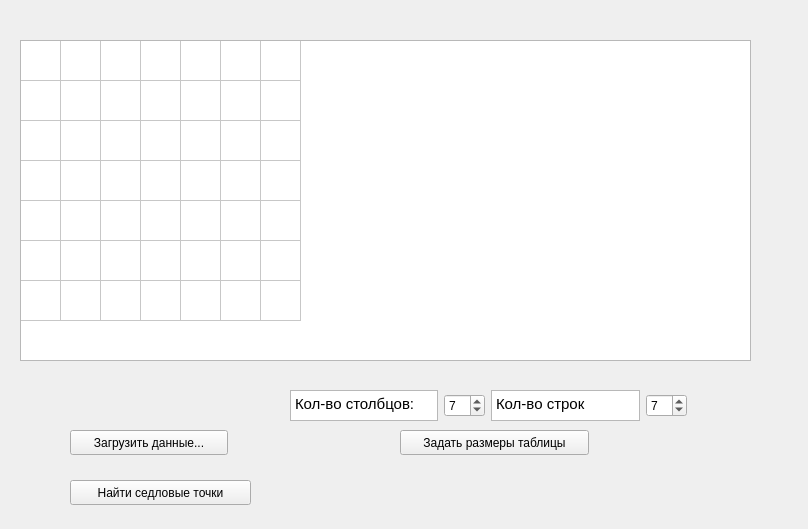
Above: app.ui from lizatish/GameTheory before the change. Below: the same form after it.
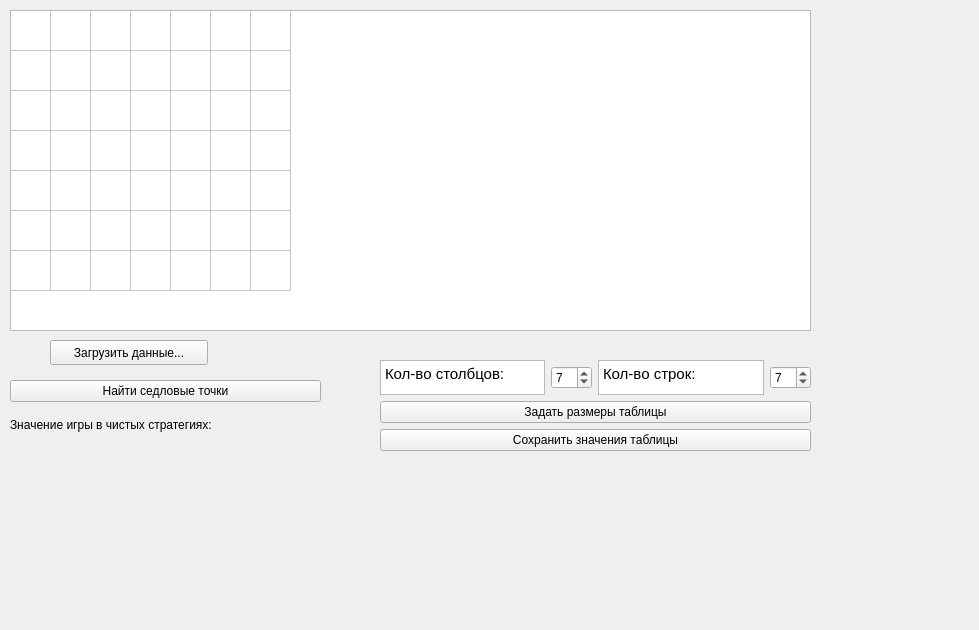
That is the form after the change.

Commit message: Добавление расчета значения в чистых стратегиях

Patch:
```diff
--- a/app.ui
+++ b/app.ui
@@ -9,8 +9,8 @@
    <rect>
     <x>0</x>
     <y>0</y>
-    <width>808</width>
-    <height>529</height>
+    <width>979</width>
+    <height>630</height>
    </rect>
   </property>
   <property name="sizePolicy">
@@ -22,78 +22,11 @@
   <property name="windowTitle">
    <string>Form</string>
   </property>
-  <widget class="QWidget" name="gridLayoutWidget_2">
-   <property name="geometry">
-    <rect>
-     <x>290</x>
-     <y>390</y>
-     <width>397</width>
-     <height>31</height>
-    </rect>
-   </property>
-   <layout class="QGridLayout" name="gridLayout_2">
-    <item row="0" column="3">
-     <widget class="QSpinBox" name="spinBox_2">
-      <property name="minimum">
-       <number>1</number>
-      </property>
-      <property name="value">
-       <number>7</number>
-      </property>
-     </widget>
-    </item>
-    <item row="0" column="2">
-     <widget class="QTextBrowser" name="textBrowser_2">
-      <property name="html">
-       <string>&lt;!DOCTYPE HTML PUBLIC &quot;-//W3C//DTD HTML 4.0//EN&quot; &quot;http://www.w3.org/TR/REC-html40/strict.dtd&quot;&gt;
-&lt;html&gt;&lt;head&gt;&lt;meta name=&quot;qrichtext&quot; content=&quot;1&quot; /&gt;&lt;style type=&quot;text/css&quot;&gt;
-p, li { white-space: pre-wrap; }
-&lt;/style&gt;&lt;/head&gt;&lt;body style=&quot; font-family:'Ubuntu'; font-size:11pt; font-weight:400; font-style:normal;&quot;&gt;
-&lt;p style=&quot; margin-top:0px; margin-bottom:0px; margin-left:0px; margin-right:0px; -qt-block-indent:0; text-indent:0px;&quot;&gt;Кол-во строк&lt;/p&gt;&lt;/body&gt;&lt;/html&gt;</string>
-      </property>
-     </widget>
-    </item>
-    <item row="0" column="1">
-     <widget class="QSpinBox" name="spinBox">
-      <property name="minimum">
-       <number>1</number>
-      </property>
-      <property name="value">
-       <number>7</number>
-      </property>
-     </widget>
-    </item>
-    <item row="0" column="0">
-     <widget class="QTextBrowser" name="textBrowser">
-      <property name="html">
-       <string>&lt;!DOCTYPE HTML PUBLIC &quot;-//W3C//DTD HTML 4.0//EN&quot; &quot;http://www.w3.org/TR/REC-html40/strict.dtd&quot;&gt;
-&lt;html&gt;&lt;head&gt;&lt;meta name=&quot;qrichtext&quot; content=&quot;1&quot; /&gt;&lt;style type=&quot;text/css&quot;&gt;
-p, li { white-space: pre-wrap; }
-&lt;/style&gt;&lt;/head&gt;&lt;body style=&quot; font-family:'Ubuntu'; font-size:11pt; font-weight:400; font-style:normal;&quot;&gt;
-&lt;p style=&quot; margin-top:0px; margin-bottom:0px; margin-left:0px; margin-right:0px; -qt-block-indent:0; text-indent:0px;&quot;&gt;Кол-во столбцов:&lt;/p&gt;&lt;/body&gt;&lt;/html&gt;</string>
-      </property>
-     </widget>
-    </item>
-   </layout>
-  </widget>
-  <widget class="QPushButton" name="changeTableSizeButton">
-   <property name="geometry">
-    <rect>
-     <x>400</x>
-     <y>430</y>
-     <width>189</width>
-     <height>25</height>
-    </rect>
-   </property>
-   <property name="text">
-    <string>Задать размеры таблицы</string>
-   </property>
-  </widget>
   <widget class="QPushButton" name="loadDataButton">
    <property name="geometry">
     <rect>
-     <x>70</x>
-     <y>430</y>
+     <x>50</x>
+     <y>340</y>
      <width>158</width>
      <height>25</height>
     </rect>
@@ -105,9 +38,9 @@
   <widget class="QTableWidget" name="table">
    <property name="geometry">
     <rect>
-     <x>20</x>
-     <y>40</y>
-     <width>731</width>
+     <x>10</x>
+     <y>10</y>
+     <width>801</width>
      <height>321</height>
     </rect>
    </property>
@@ -156,18 +89,114 @@
    <column/>
    <column/>
   </widget>
-  <widget class="QPushButton" name="findSaddlePointsButton">
+  <widget class="QWidget" name="gridLayoutWidget_3">
    <property name="geometry">
     <rect>
-     <x>70</x>
-     <y>480</y>
-     <width>181</width>
-     <height>25</height>
+     <x>10</x>
+     <y>380</y>
+     <width>311</width>
+     <height>61</height>
     </rect>
    </property>
-   <property name="text">
-    <string>Найти седловые точки</string>
+   <layout class="QGridLayout" name="gridLayout_3">
+    <item row="1" column="0">
+     <layout class="QGridLayout" name="gridLayout">
+      <item row="0" column="1">
+       <widget class="QLabel" name="win_value_on_clean_strategy">
+        <property name="text">
+         <string/>
+        </property>
+       </widget>
+      </item>
+      <item row="0" column="0">
+       <widget class="QLabel" name="label">
+        <property name="text">
+         <string>Значение игры в чистых стратегиях: </string>
+        </property>
+       </widget>
+      </item>
+     </layout>
+    </item>
+    <item row="0" column="0">
+     <widget class="QPushButton" name="findSaddlePointsButton">
+      <property name="text">
+       <string>Найти седловые точки</string>
+      </property>
+     </widget>
+    </item>
+   </layout>
+  </widget>
+  <widget class="QWidget" name="gridLayoutWidget_4">
+   <property name="geometry">
+    <rect>
+     <x>380</x>
+     <y>360</y>
+     <width>431</width>
+     <height>91</height>
+    </rect>
    </property>
+   <layout class="QGridLayout" name="gridLayout_4">
+    <item row="2" column="0">
+     <widget class="QPushButton" name="saveTableValuesButton">
+      <property name="text">
+       <string>Сохранить значения таблицы</string>
+      </property>
+     </widget>
+    </item>
+    <item row="0" column="0">
+     <layout class="QGridLayout" name="gridLayout_2">
+      <item row="0" column="3">
+       <widget class="QSpinBox" name="spinBox_2">
+        <property name="minimum">
+         <number>1</number>
+        </property>
+        <property name="value">
+         <number>7</number>
+        </property>
+       </widget>
+      </item>
+      <item row="0" column="2">
+       <widget class="QTextBrowser" name="textBrowser_2">
+        <property name="html">
+         <string>&lt;!DOCTYPE HTML PUBLIC &quot;-//W3C//DTD HTML 4.0//EN&quot; &quot;http://www.w3.org/TR/REC-html40/strict.dtd&quot;&gt;
+&lt;html&gt;&lt;head&gt;&lt;meta name=&quot;qrichtext&quot; content=&quot;1&quot; /&gt;&lt;style type=&quot;text/css&quot;&gt;
+p, li { white-space: pre-wrap; }
+&lt;/style&gt;&lt;/head&gt;&lt;body style=&quot; font-family:'Ubuntu'; font-size:11pt; font-weight:400; font-style:normal;&quot;&gt;
+&lt;p style=&quot; margin-top:0px; margin-bottom:0px; margin-left:0px; margin-right:0px; -qt-block-indent:0; text-indent:0px;&quot;&gt;Кол-во строк:&lt;/p&gt;&lt;/body&gt;&lt;/html&gt;</string>
+        </property>
+       </widget>
+      </item>
+      <item row="0" column="1">
+       <widget class="QSpinBox" name="spinBox">
+        <property name="minimum">
+         <number>1</number>
+        </property>
+        <property name="value">
+         <number>7</number>
+        </property>
+       </widget>
+      </item>
+      <item row="0" column="0">
+       <widget class="QTextBrowser" name="textBrowser">
+        <property name="html">
+         <string>&lt;!DOCTYPE HTML PUBLIC &quot;-//W3C//DTD HTML 4.0//EN&quot; &quot;http://www.w3.org/TR/REC-html40/strict.dtd&quot;&gt;
+&lt;html&gt;&lt;head&gt;&lt;meta name=&quot;qrichtext&quot; content=&quot;1&quot; /&gt;&lt;style type=&quot;text/css&quot;&gt;
+p, li { white-space: pre-wrap; }
+&lt;/style&gt;&lt;/head&gt;&lt;body style=&quot; font-family:'Ubuntu'; font-size:11pt; font-weight:400; font-style:normal;&quot;&gt;
+&lt;p style=&quot; margin-top:0px; margin-bottom:0px; margin-left:0px; margin-right:0px; -qt-block-indent:0; text-indent:0px;&quot;&gt;Кол-во столбцов:&lt;/p&gt;&lt;/body&gt;&lt;/html&gt;</string>
+        </property>
+       </widget>
+      </item>
+     </layout>
+    </item>
+    <item row="1" column="0">
+     <widget class="QPushButton" name="changeTableSizeButton">
+      <property name="text">
+       <string>Задать размеры таблицы</string>
+      </property>
+     </widget>
+    </item>
+   </layout>
   </widget>
  </widget>
  <resources/>
```
The commit also changes 3 other files.
